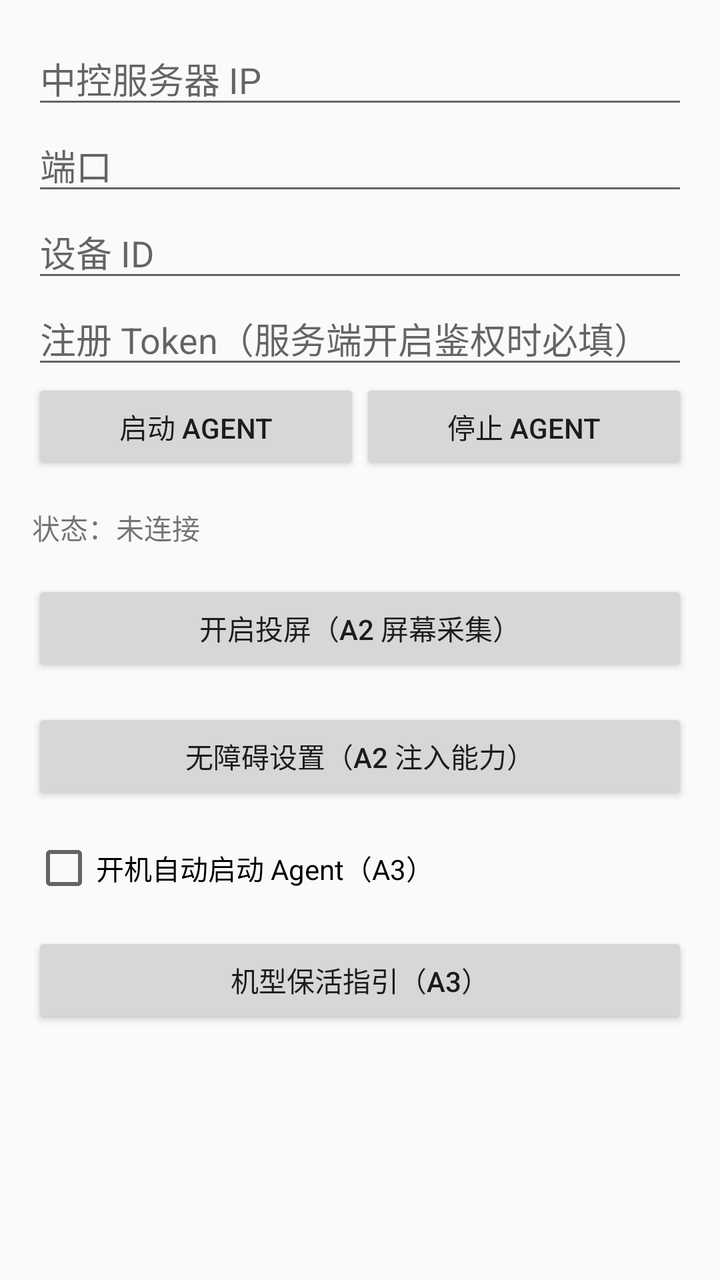
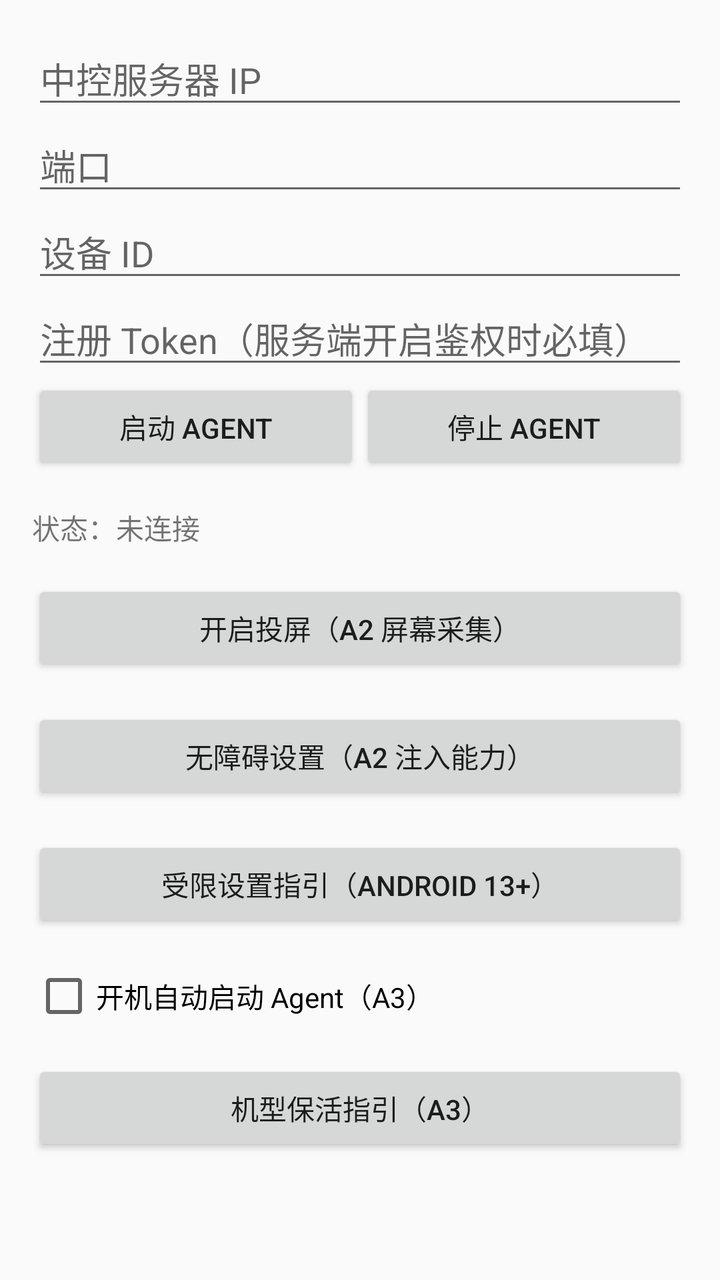

Screens rendered from an Android XML layout before and after an edit, with the pre-edit source and the edit as a unified diff.
<!-- AndroidManifest.xml: application theme Theme.WingmanAgent -->
<!-- res/layout/activity_main.xml -->
<?xml version="1.0" encoding="utf-8"?>
<LinearLayout xmlns:android="http://schemas.android.com/apk/res/android"
    android:layout_width="match_parent"
    android:layout_height="match_parent"
    android:orientation="vertical"
    android:padding="16dp">

    <EditText
        android:id="@+id/editServerIp"
        android:layout_width="match_parent"
        android:layout_height="wrap_content"
        android:hint="@string/hint_server_ip"
        android:inputType="text" />

    <EditText
        android:id="@+id/editServerPort"
        android:layout_width="match_parent"
        android:layout_height="wrap_content"
        android:hint="@string/hint_server_port"
        android:inputType="number" />

    <EditText
        android:id="@+id/editAgentId"
        android:layout_width="match_parent"
        android:layout_height="wrap_content"
        android:hint="@string/hint_agent_id"
        android:inputType="text" />

    <EditText
        android:id="@+id/editServerToken"
        android:layout_width="match_parent"
        android:layout_height="wrap_content"
        android:hint="@string/hint_server_token"
        android:inputType="text"
        android:importantForAutofill="no" />

    <LinearLayout
        android:layout_width="match_parent"
        android:layout_height="wrap_content"
        android:orientation="horizontal">

        <Button
            android:id="@+id/btnStart"
            android:layout_width="0dp"
            android:layout_height="wrap_content"
            android:layout_weight="1"
            android:text="@string/btn_start" />

        <Button
            android:id="@+id/btnStop"
            android:layout_width="0dp"
            android:layout_height="wrap_content"
            android:layout_weight="1"
            android:text="@string/btn_stop" />
    </LinearLayout>

    <TextView
        android:id="@+id/textStatus"
        android:layout_width="match_parent"
        android:layout_height="wrap_content"
        android:layout_marginTop="16dp"
        android:fontFamily="monospace"
        android:text="@string/status_placeholder" />

    <Button
        android:id="@+id/btnCapture"
        android:layout_width="match_parent"
        android:layout_height="wrap_content"
        android:layout_marginTop="16dp"
        android:text="@string/btn_capture" />

    <Button
        android:id="@+id/btnAccessibility"
        android:layout_width="match_parent"
        android:layout_height="wrap_content"
        android:layout_marginTop="16dp"
        android:text="@string/btn_accessibility" />

    <CheckBox
        android:id="@+id/checkAutoStartBoot"
        android:layout_width="match_parent"
        android:layout_height="wrap_content"
        android:layout_marginTop="16dp"
        android:text="@string/check_auto_start_boot" />

    <Button
        android:id="@+id/btnKeepAliveGuide"
        android:layout_width="match_parent"
        android:layout_height="wrap_content"
        android:layout_marginTop="16dp"
        android:text="@string/btn_keep_alive_guide" />
</LinearLayout>
<!-- resources referenced by this layout -->
<resources>
  <string name="btn_accessibility">无障碍设置（A2 注入能力）</string>
  <string name="btn_capture">开启投屏（A2 屏幕采集）</string>
  <string name="btn_keep_alive_guide">机型保活指引（A3）</string>
  <string name="btn_start">启动 Agent</string>
  <string name="btn_stop">停止 Agent</string>
  <string name="check_auto_start_boot">开机自动启动 Agent（A3）</string>
  <string name="hint_agent_id">设备 ID</string>
  <string name="hint_server_ip">中控服务器 IP</string>
  <string name="hint_server_port">端口</string>
  <string name="hint_server_token">注册 Token（服务端开启鉴权时必填）</string>
  <string name="status_placeholder">状态：未连接</string>
  <style name="Theme.WingmanAgent" parent="@android:style/Theme.Material.Light.NoActionBar" />
</resources>

<!-- the commit's change to res/layout/activity_main.xml (unified diff, before → after) -->
@@ -76,6 +76,13 @@
         android:layout_marginTop="16dp"
         android:text="@string/btn_accessibility" />
 
+    <Button
+        android:id="@+id/btnRestrictedSettingsGuide"
+        android:layout_width="match_parent"
+        android:layout_height="wrap_content"
+        android:layout_marginTop="16dp"
+        android:text="@string/btn_restricted_settings_guide" />
+
     <CheckBox
         android:id="@+id/checkAutoStartBoot"
         android:layout_width="match_parent"
<!-- resource entries referenced after the edit -->
@@ -3,6 +3,7 @@
   <string name="btn_accessibility">无障碍设置（A2 注入能力）</string>
   <string name="btn_capture">开启投屏（A2 屏幕采集）</string>
   <string name="btn_keep_alive_guide">机型保活指引（A3）</string>
+  <string name="btn_restricted_settings_guide">受限设置指引（Android 13+）</string>
   <string name="btn_start">启动 Agent</string>
   <string name="btn_stop">停止 Agent</string>
   <string name="check_auto_start_boot">开机自动启动 Agent（A3）</string>
